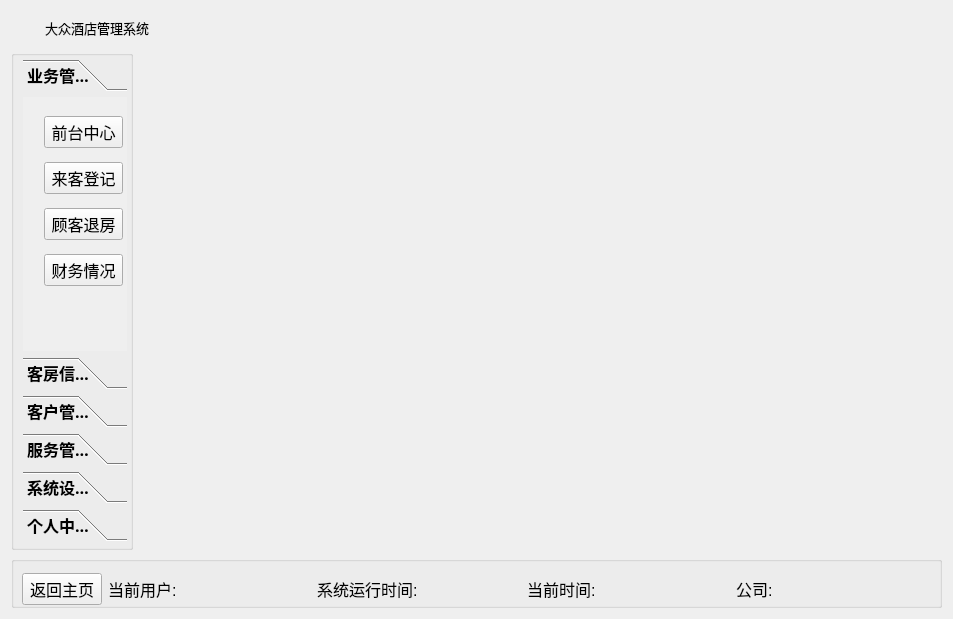
This is mainwindow.ui in Yzyqoung/Qt-hotelSystem as Qt 5 draws it before an edit. The edited form follows.
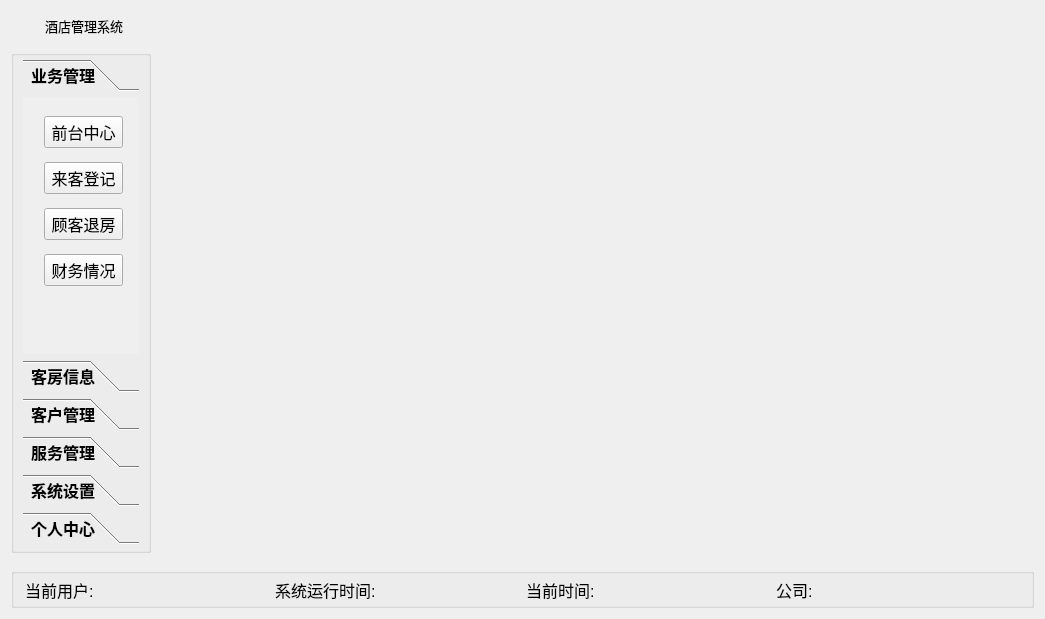
This is the edited form. The open tabs and pages were chosen to show the change. Icons and pictures are not drawn.

Commit message: 优化mainwindow界面

```diff
--- a/mainwindow.ui
+++ b/mainwindow.ui
@@ -6,7 +6,7 @@
    <rect>
     <x>0</x>
     <y>0</y>
-    <width>953</width>
+    <width>1045</width>
     <height>619</height>
    </rect>
   </property>
@@ -14,10 +14,8 @@
    <string>MainWindow</string>
   </property>
   <widget class="QWidget" name="centralWidget">
-   <layout class="QGridLayout" name="gridLayout_2">
-    <item row="0" column="0">
      <layout class="QGridLayout" name="gridLayout">
-      <item row="0" column="0" colspan="2">
+    <item row="0" column="0" colspan="3">
        <widget class="QWidget" name="widget_title" native="true">
         <property name="sizePolicy">
          <sizepolicy hsizetype="Preferred" vsizetype="Maximum">
@@ -51,7 +49,7 @@
           <number>0</number>
          </property>
          <property name="bottomMargin">
-          <number>0</number>
+        <number>4</number>
          </property>
          <item>
           <widget class="QLabel" name="lab_Ico">
@@ -96,7 +94,7 @@
             <string notr="true">font: 10pt &quot;微软雅黑&quot;;</string>
            </property>
            <property name="text">
-            <string>大众酒店管理系统</string>
+          <string>酒店管理系统</string>
            </property>
            <property name="alignment">
             <set>Qt::AlignLeading|Qt::AlignLeft|Qt::AlignVCenter</set>
@@ -267,7 +265,7 @@
         </property>
         <property name="minimumSize">
          <size>
-          <width>110</width>
+        <width>140</width>
           <height>0</height>
          </size>
         </property>
@@ -275,6 +273,9 @@
          <string/>
         </property>
         <layout class="QVBoxLayout" name="verticalLayout">
+       <property name="spacing">
+        <number>11</number>
+       </property>
          <property name="leftMargin">
           <number>9</number>
          </property>
@@ -282,7 +283,7 @@
           <number>3</number>
          </property>
          <property name="rightMargin">
-          <number>3</number>
+        <number>9</number>
          </property>
          <property name="bottomMargin">
           <number>6</number>
@@ -290,14 +291,14 @@
          <item>
           <widget class="QToolBox" name="toolBox">
            <property name="sizePolicy">
-            <sizepolicy hsizetype="Maximum" vsizetype="Preferred">
+          <sizepolicy hsizetype="Preferred" vsizetype="Preferred">
              <horstretch>0</horstretch>
              <verstretch>0</verstretch>
             </sizepolicy>
            </property>
            <property name="minimumSize">
             <size>
-             <width>93</width>
+           <width>0</width>
              <height>0</height>
             </size>
            </property>
@@ -323,12 +324,12 @@
              <rect>
               <x>0</x>
               <y>0</y>
-              <width>134</width>
-              <height>285</height>
+            <width>120</width>
+            <height>281</height>
              </rect>
             </property>
             <attribute name="label">
-             <string>业务管理</string>
+           <string> 业务管理</string>
             </attribute>
             <widget class="QWidget" name="layoutWidget">
              <property name="geometry">
@@ -482,7 +483,7 @@
              </rect>
             </property>
             <attribute name="label">
-             <string>客房信息管理</string>
+           <string> 客房信息</string>
             </attribute>
             <widget class="QWidget" name="layoutWidget_2">
              <property name="geometry">
@@ -573,7 +574,7 @@
              </rect>
             </property>
             <attribute name="label">
-             <string>客户管理</string>
+           <string> 客户管理</string>
             </attribute>
             <widget class="QWidget" name="layoutWidget_3">
              <property name="geometry">
@@ -668,7 +669,7 @@
              </rect>
             </property>
             <attribute name="label">
-             <string>服务管理</string>
+           <string> 服务管理</string>
             </attribute>
             <widget class="QWidget" name="layoutWidget_4">
              <property name="geometry">
@@ -768,7 +769,7 @@
              </rect>
             </property>
             <attribute name="label">
-             <string>系统设置</string>
+           <string> 系统设置</string>
             </attribute>
             <widget class="QWidget" name="layoutWidget_5">
              <property name="geometry">
@@ -843,7 +844,7 @@
              </rect>
             </property>
             <attribute name="label">
-             <string>个人中心</string>
+           <string> 个人中心</string>
             </attribute>
             <widget class="QWidget" name="layoutWidget_6">
              <property name="geometry">
@@ -914,6 +915,22 @@
        </widget>
       </item>
       <item row="1" column="1">
+     <spacer name="horizontalSpacer">
+      <property name="orientation">
+       <enum>Qt::Horizontal</enum>
+      </property>
+      <property name="sizeType">
+       <enum>QSizePolicy::Maximum</enum>
+      </property>
+      <property name="sizeHint" stdset="0">
+       <size>
+        <width>10</width>
+        <height>20</height>
+       </size>
+      </property>
+     </spacer>
+    </item>
+    <item row="1" column="2">
        <widget class="QStackedWidget" name="stackedWidget">
         <property name="styleSheet">
          <string notr="true"/>
@@ -922,8 +939,20 @@
          <number>0</number>
         </property>
         <widget class="QWidget" name="page_7">
-         <layout class="QVBoxLayout" name="verticalLayout_2">
-          <item>
+       <layout class="QGridLayout" name="gridLayout_3">
+        <property name="leftMargin">
+         <number>0</number>
+        </property>
+        <property name="topMargin">
+         <number>0</number>
+        </property>
+        <property name="rightMargin">
+         <number>0</number>
+        </property>
+        <property name="bottomMargin">
+         <number>1</number>
+        </property>
+        <item row="0" column="0">
            <widget class="QLabel" name="label">
             <property name="styleSheet">
              <string notr="true">background-image: url(:/images/home/back.jpg);</string>
@@ -938,7 +967,23 @@
         <widget class="QWidget" name="page_8"/>
        </widget>
       </item>
-      <item row="2" column="0" colspan="2">
+    <item row="2" column="0">
+     <spacer name="verticalSpacer">
+      <property name="orientation">
+       <enum>Qt::Vertical</enum>
+      </property>
+      <property name="sizeType">
+       <enum>QSizePolicy::Maximum</enum>
+      </property>
+      <property name="sizeHint" stdset="0">
+       <size>
+        <width>20</width>
+        <height>9</height>
+       </size>
+      </property>
+     </spacer>
+    </item>
+    <item row="3" column="0" colspan="3">
        <widget class="QGroupBox" name="groupBox_Down">
         <property name="sizePolicy">
          <sizepolicy hsizetype="Preferred" vsizetype="Maximum">
@@ -946,89 +991,117 @@
           <verstretch>0</verstretch>
          </sizepolicy>
         </property>
+      <property name="minimumSize">
+       <size>
+        <width>0</width>
+        <height>0</height>
+       </size>
+      </property>
+      <property name="maximumSize">
+       <size>
+        <width>16777215</width>
+        <height>40</height>
+       </size>
+      </property>
         <property name="title">
          <string/>
         </property>
-        <layout class="QHBoxLayout" name="horizontalLayout_3">
-         <property name="leftMargin">
-          <number>0</number>
-         </property>
+      <property name="alignment">
+       <set>Qt::AlignLeading|Qt::AlignLeft|Qt::AlignVCenter</set>
+      </property>
+      <layout class="QGridLayout" name="gridLayout_2">
          <property name="topMargin">
-          <number>11</number>
-         </property>
-         <property name="rightMargin">
-          <number>0</number>
+        <number>5</number>
          </property>
          <property name="bottomMargin">
-          <number>0</number>
-         </property>
-         <item>
-          <spacer name="horizontalSpacer">
-           <property name="orientation">
-            <enum>Qt::Horizontal</enum>
-           </property>
-           <property name="sizeType">
-            <enum>QSizePolicy::Maximum</enum>
-           </property>
-           <property name="sizeHint" stdset="0">
-            <size>
-             <width>8</width>
-             <height>20</height>
-            </size>
-           </property>
-          </spacer>
-         </item>
-         <item>
-          <widget class="QPushButton" name="pbnbackhome">
-           <property name="sizePolicy">
-            <sizepolicy hsizetype="Maximum" vsizetype="Fixed">
-             <horstretch>0</horstretch>
-             <verstretch>0</verstretch>
-            </sizepolicy>
-           </property>
-           <property name="font">
-            <font>
-             <family>楷体</family>
-             <pointsize>12</pointsize>
-            </font>
-           </property>
-           <property name="cursor">
-            <cursorShape>OpenHandCursor</cursorShape>
-           </property>
-           <property name="toolTip">
-            <string>返回主页</string>
-           </property>
-           <property name="text">
-            <string>返回主页</string>
-           </property>
-          </widget>
-         </item>
-         <item>
+        <number>5</number>
+       </property>
+       <item row="0" column="0">
           <widget class="QLabel" name="label_CurrentUser">
+         <property name="sizePolicy">
+          <sizepolicy hsizetype="Preferred" vsizetype="Preferred">
+           <horstretch>0</horstretch>
+           <verstretch>0</verstretch>
+          </sizepolicy>
+         </property>
+         <property name="minimumSize">
+          <size>
+           <width>0</width>
+           <height>0</height>
+          </size>
+         </property>
            <property name="font">
             <font>
              <pointsize>12</pointsize>
             </font>
            </property>
+         <property name="lineWidth">
+          <number>0</number>
+         </property>
            <property name="text">
             <string>当前用户:</string>
            </property>
-          </widget>
-         </item>
-         <item>
+         <property name="alignment">
+          <set>Qt::AlignLeading|Qt::AlignLeft|Qt::AlignVCenter</set>
+         </property>
+        </widget>
+       </item>
+       <item row="0" column="1">
           <widget class="QLabel" name="label_SoftTime">
+         <property name="sizePolicy">
+          <sizepolicy hsizetype="Preferred" vsizetype="Preferred">
+           <horstretch>0</horstretch>
+           <verstretch>0</verstretch>
+          </sizepolicy>
+         </property>
+         <property name="minimumSize">
+          <size>
+           <width>0</width>
+           <height>0</height>
+          </size>
+         </property>
+         <property name="maximumSize">
+          <size>
+           <width>16777215</width>
+           <height>40</height>
+          </size>
+         </property>
            <property name="font">
             <font>
              <pointsize>12</pointsize>
             </font>
            </property>
+         <property name="lineWidth">
+          <number>0</number>
+         </property>
            <property name="text">
             <string>系统运行时间:</string>
            </property>
-          </widget>
-         </item>
-         <item>
+         <property name="alignment">
+          <set>Qt::AlignLeading|Qt::AlignLeft|Qt::AlignVCenter</set>
+         </property>
+        </widget>
+       </item>
+       <item row="0" column="2">
           <widget class="QLabel" name="label_CurrentTime">
+         <property name="sizePolicy">
+          <sizepolicy hsizetype="Preferred" vsizetype="Preferred">
+           <horstretch>0</horstretch>
+           <verstretch>0</verstretch>
+          </sizepolicy>
+         </property>
+         <property name="minimumSize">
+          <size>
+           <width>0</width>
+           <height>0</height>
+          </size>
+         </property>
+         <property name="maximumSize">
+          <size>
+           <width>16777215</width>
+           <height>16777215</height>
+          </size>
+         </property>
            <property name="font">
             <font>
              <pointsize>12</pointsize>
@@ -1037,10 +1110,25 @@
            <property name="text">
             <string>当前时间:</string>
            </property>
-          </widget>
-         </item>
-         <item>
+         <property name="alignment">
+          <set>Qt::AlignLeading|Qt::AlignLeft|Qt::AlignVCenter</set>
+         </property>
+        </widget>
+       </item>
+       <item row="0" column="3">
           <widget class="QLabel" name="label_CompanyName">
+         <property name="sizePolicy">
+          <sizepolicy hsizetype="Preferred" vsizetype="Preferred">
+           <horstretch>0</horstretch>
+           <verstretch>0</verstretch>
+          </sizepolicy>
+         </property>
+         <property name="minimumSize">
+          <size>
+           <width>0</width>
+           <height>0</height>
+          </size>
+         </property>
            <property name="font">
             <font>
              <pointsize>12</pointsize>
@@ -1049,12 +1137,13 @@
            <property name="text">
             <string>公司:</string>
            </property>
+         <property name="alignment">
+          <set>Qt::AlignLeading|Qt::AlignLeft|Qt::AlignVCenter</set>
+         </property>
           </widget>
          </item>
         </layout>
        </widget>
-      </item>
-     </layout>
     </item>
    </layout>
   </widget>
```
Left out of the diff: 26 changed lines with no effect on the pictures. Lines whose indentation alone changed are shown as unchanged. The commit also changes 2 other files.
